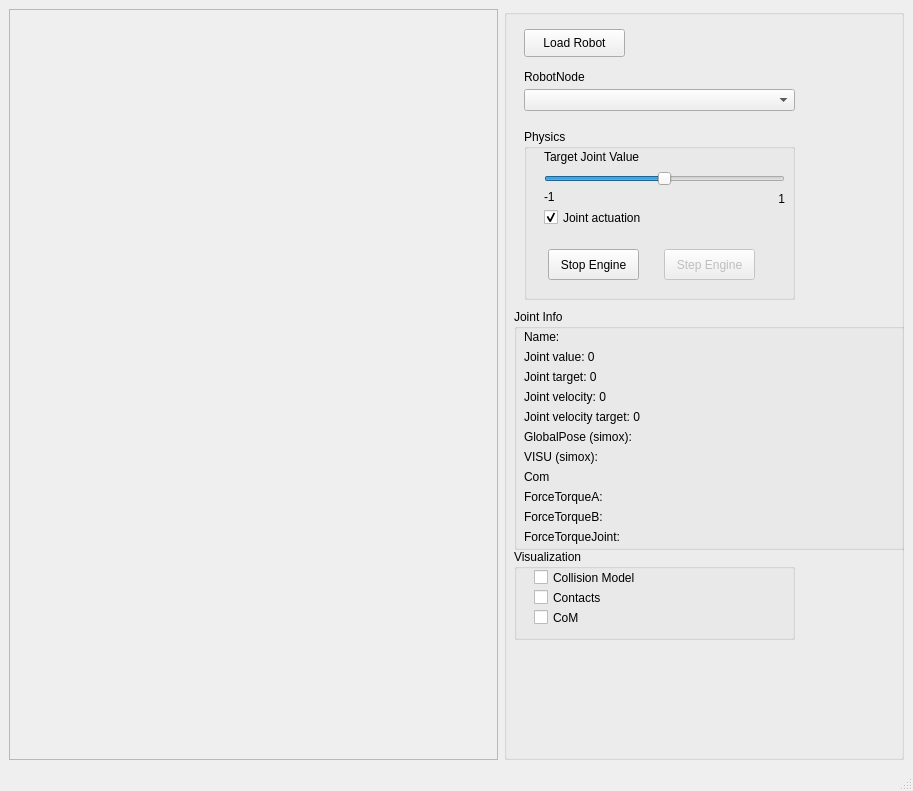
softbankrobotics-research/Simox, file SimDynamics/examples/SimDynamicsViewer/simDynamicsViewer.ui: the form before one commit.
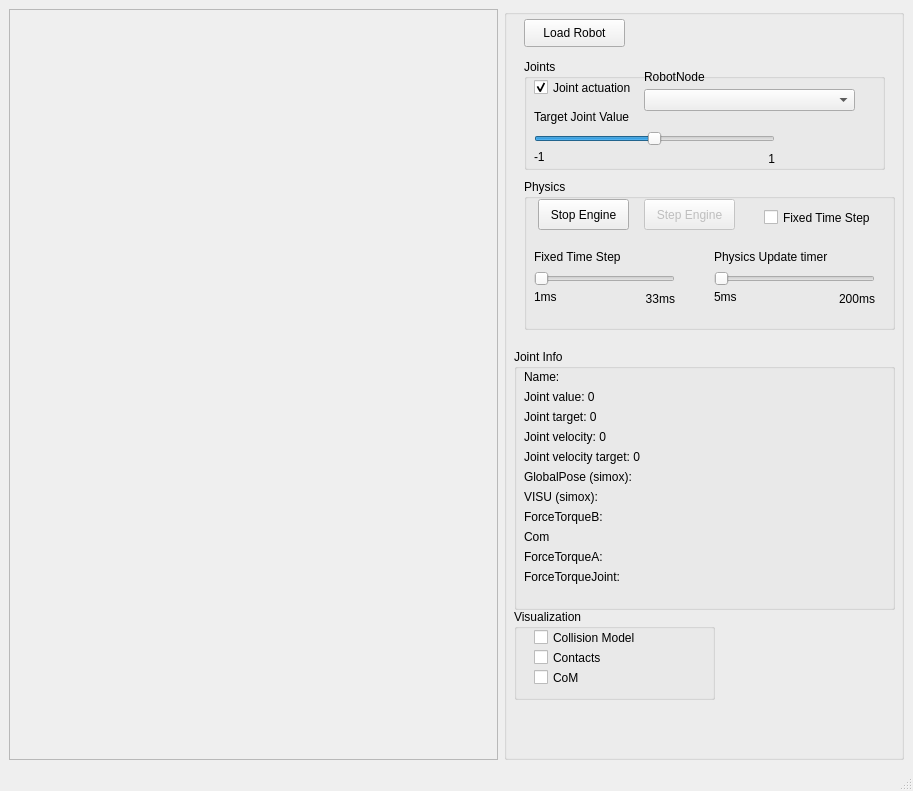
The form after the commit.

Commit message: added some features for adjusting physics update rates and step time to SimDynamicsViewer

What changed in the file:
```diff
--- a/SimDynamics/examples/SimDynamicsViewer/simDynamicsViewer.ui
+++ b/SimDynamics/examples/SimDynamicsViewer/simDynamicsViewer.ui
@@ -30,7 +30,7 @@
        <property name="geometry">
         <rect>
          <x>20</x>
-         <y>20</y>
+         <y>10</y>
          <width>101</width>
          <height>28</height>
         </rect>
@@ -43,9 +43,9 @@
        <property name="geometry">
         <rect>
          <x>10</x>
-         <y>300</y>
-         <width>391</width>
-         <height>241</height>
+         <y>340</y>
+         <width>381</width>
+         <height>261</height>
         </rect>
        </property>
        <property name="title">
@@ -120,7 +120,7 @@
         <property name="geometry">
          <rect>
           <x>10</x>
-          <y>180</y>
+          <y>200</y>
           <width>351</width>
           <height>16</height>
          </rect>
@@ -172,7 +172,7 @@
         <property name="geometry">
          <rect>
           <x>10</x>
-          <y>160</y>
+          <y>180</y>
           <width>261</width>
           <height>16</height>
          </rect>
@@ -181,36 +181,26 @@
          <string>Com</string>
         </property>
        </widget>
-      </widget>
-      <widget class="QComboBox" name="comboBoxRobotNode">
-       <property name="geometry">
-        <rect>
-         <x>20</x>
-         <y>80</y>
-         <width>271</width>
-         <height>22</height>
-        </rect>
-       </property>
-      </widget>
-      <widget class="QLabel" name="label_7">
-       <property name="geometry">
-        <rect>
-         <x>20</x>
-         <y>60</y>
-         <width>131</width>
-         <height>16</height>
-        </rect>
-       </property>
-       <property name="text">
-        <string>RobotNode</string>
-       </property>
+       <widget class="QLabel" name="label_ForceTorqueB">
+        <property name="geometry">
+         <rect>
+          <x>10</x>
+          <y>160</y>
+          <width>361</width>
+          <height>16</height>
+         </rect>
+        </property>
+        <property name="text">
+         <string>ForceTorqueB: </string>
+        </property>
+       </widget>
       </widget>
       <widget class="QGroupBox" name="groupBox_3">
        <property name="geometry">
         <rect>
          <x>10</x>
-         <y>540</y>
-         <width>281</width>
+         <y>600</y>
+         <width>201</width>
          <height>91</height>
         </rect>
        </property>
@@ -261,19 +251,220 @@
        <property name="geometry">
         <rect>
          <x>20</x>
-         <y>120</y>
-         <width>271</width>
-         <height>171</height>
+         <y>170</y>
+         <width>371</width>
+         <height>151</height>
         </rect>
        </property>
        <property name="title">
         <string>Physics</string>
        </property>
+       <widget class="QPushButton" name="pushButtonStartStop">
+        <property name="geometry">
+         <rect>
+          <x>14</x>
+          <y>20</y>
+          <width>91</width>
+          <height>31</height>
+         </rect>
+        </property>
+        <property name="text">
+         <string>Stop Engine</string>
+        </property>
+       </widget>
+       <widget class="QPushButton" name="pushButtonStep">
+        <property name="enabled">
+         <bool>false</bool>
+        </property>
+        <property name="geometry">
+         <rect>
+          <x>120</x>
+          <y>20</y>
+          <width>91</width>
+          <height>31</height>
+         </rect>
+        </property>
+        <property name="text">
+         <string>Step Engine</string>
+        </property>
+       </widget>
+       <widget class="QSlider" name="horizontalSliderUpdateTimer">
+        <property name="geometry">
+         <rect>
+          <x>190</x>
+          <y>90</y>
+          <width>161</width>
+          <height>20</height>
+         </rect>
+        </property>
+        <property name="minimum">
+         <number>5</number>
+        </property>
+        <property name="maximum">
+         <number>200</number>
+        </property>
+        <property name="singleStep">
+         <number>5</number>
+        </property>
+        <property name="pageStep">
+         <number>10</number>
+        </property>
+        <property name="orientation">
+         <enum>Qt::Horizontal</enum>
+        </property>
+       </widget>
+       <widget class="QLabel" name="label_TargetMax_2">
+        <property name="geometry">
+         <rect>
+          <x>270</x>
+          <y>110</y>
+          <width>81</width>
+          <height>20</height>
+         </rect>
+        </property>
+        <property name="layoutDirection">
+         <enum>Qt::RightToLeft</enum>
+        </property>
+        <property name="text">
+         <string>200ms</string>
+        </property>
+        <property name="alignment">
+         <set>Qt::AlignRight|Qt::AlignTrailing|Qt::AlignVCenter</set>
+        </property>
+       </widget>
+       <widget class="QLabel" name="label_TargetMin_2">
+        <property name="geometry">
+         <rect>
+          <x>190</x>
+          <y>110</y>
+          <width>81</width>
+          <height>16</height>
+         </rect>
+        </property>
+        <property name="text">
+         <string>5ms</string>
+        </property>
+       </widget>
+       <widget class="QLabel" name="label_9">
+        <property name="geometry">
+         <rect>
+          <x>190</x>
+          <y>70</y>
+          <width>131</width>
+          <height>16</height>
+         </rect>
+        </property>
+        <property name="text">
+         <string>Physics Update timer</string>
+        </property>
+       </widget>
+       <widget class="QLabel" name="label_TargetMax_3">
+        <property name="geometry">
+         <rect>
+          <x>70</x>
+          <y>110</y>
+          <width>81</width>
+          <height>20</height>
+         </rect>
+        </property>
+        <property name="layoutDirection">
+         <enum>Qt::RightToLeft</enum>
+        </property>
+        <property name="text">
+         <string>33ms</string>
+        </property>
+        <property name="alignment">
+         <set>Qt::AlignRight|Qt::AlignTrailing|Qt::AlignVCenter</set>
+        </property>
+       </widget>
+       <widget class="QLabel" name="label_10">
+        <property name="geometry">
+         <rect>
+          <x>10</x>
+          <y>70</y>
+          <width>131</width>
+          <height>16</height>
+         </rect>
+        </property>
+        <property name="text">
+         <string>Fixed Time Step</string>
+        </property>
+       </widget>
+       <widget class="QSlider" name="horizontalSliderFixedTimeStep">
+        <property name="enabled">
+         <bool>false</bool>
+        </property>
+        <property name="geometry">
+         <rect>
+          <x>10</x>
+          <y>90</y>
+          <width>141</width>
+          <height>20</height>
+         </rect>
+        </property>
+        <property name="minimum">
+         <number>1</number>
+        </property>
+        <property name="maximum">
+         <number>33</number>
+        </property>
+        <property name="singleStep">
+         <number>1</number>
+        </property>
+        <property name="pageStep">
+         <number>10</number>
+        </property>
+        <property name="orientation">
+         <enum>Qt::Horizontal</enum>
+        </property>
+       </widget>
+       <widget class="QLabel" name="label_TargetMin_3">
+        <property name="geometry">
+         <rect>
+          <x>10</x>
+          <y>110</y>
+          <width>81</width>
+          <height>16</height>
+         </rect>
+        </property>
+        <property name="text">
+         <string>1ms</string>
+        </property>
+       </widget>
+       <widget class="QCheckBox" name="checkBoxFixedTimeStep">
+        <property name="geometry">
+         <rect>
+          <x>240</x>
+          <y>30</y>
+          <width>121</width>
+          <height>17</height>
+         </rect>
+        </property>
+        <property name="text">
+         <string>Fixed Time Step</string>
+        </property>
+        <property name="checked">
+         <bool>false</bool>
+        </property>
+       </widget>
+      </widget>
+      <widget class="QGroupBox" name="groupBox_5">
+       <property name="geometry">
+        <rect>
+         <x>20</x>
+         <y>50</y>
+         <width>361</width>
+         <height>111</height>
+        </rect>
+       </property>
+       <property name="title">
+        <string>Joints</string>
+       </property>
        <widget class="QCheckBox" name="checkBoxActuation">
         <property name="geometry">
          <rect>
-          <x>20</x>
-          <y>80</y>
+          <x>10</x>
+          <y>20</y>
           <width>141</width>
           <height>17</height>
          </rect>
@@ -285,24 +476,34 @@
          <bool>true</bool>
         </property>
        </widget>
-       <widget class="QLabel" name="label_8">
+       <widget class="QComboBox" name="comboBoxRobotNode">
         <property name="geometry">
          <rect>
-          <x>20</x>
-          <y>20</y>
+          <x>120</x>
+          <y>30</y>
+          <width>211</width>
+          <height>22</height>
+         </rect>
+        </property>
+       </widget>
+       <widget class="QLabel" name="label_7">
+        <property name="geometry">
+         <rect>
+          <x>120</x>
+          <y>10</y>
           <width>131</width>
           <height>16</height>
          </rect>
         </property>
         <property name="text">
-         <string>Target Joint Value</string>
+         <string>RobotNode</string>
         </property>
        </widget>
        <widget class="QLabel" name="label_TargetMin">
         <property name="geometry">
          <rect>
-          <x>20</x>
-          <y>60</y>
+          <x>10</x>
+          <y>90</y>
           <width>81</width>
           <height>16</height>
          </rect>
@@ -311,11 +512,30 @@
          <string>-1</string>
         </property>
        </widget>
+       <widget class="QLabel" name="label_TargetMax">
+        <property name="geometry">
+         <rect>
+          <x>180</x>
+          <y>90</y>
+          <width>71</width>
+          <height>20</height>
+         </rect>
+        </property>
+        <property name="layoutDirection">
+         <enum>Qt::RightToLeft</enum>
+        </property>
+        <property name="text">
+         <string>1</string>
+        </property>
+        <property name="alignment">
+         <set>Qt::AlignRight|Qt::AlignTrailing|Qt::AlignVCenter</set>
+        </property>
+       </widget>
        <widget class="QSlider" name="horizontalSliderTarget">
         <property name="geometry">
          <rect>
-          <x>20</x>
-          <y>40</y>
+          <x>10</x>
+          <y>70</y>
           <width>241</width>
           <height>19</height>
          </rect>
@@ -330,67 +550,19 @@
          <enum>Qt::Horizontal</enum>
         </property>
        </widget>
-       <widget class="QLabel" name="label_TargetMax">
+       <widget class="QLabel" name="label_8">
         <property name="geometry">
          <rect>
-          <x>190</x>
-          <y>60</y>
-          <width>71</width>
-          <height>20</height>
+          <x>10</x>
+          <y>50</y>
+          <width>131</width>
+          <height>16</height>
          </rect>
         </property>
-        <property name="layoutDirection">
-         <enum>Qt::RightToLeft</enum>
-        </property>
         <property name="text">
-         <string>1</string>
+         <string>Target Joint Value</string>
         </property>
-        <property name="alignment">
-         <set>Qt::AlignRight|Qt::AlignTrailing|Qt::AlignVCenter</set>
-        </property>
        </widget>
-       <widget class="QPushButton" name="pushButtonStartStop">
-        <property name="geometry">
-         <rect>
-          <x>24</x>
-          <y>120</y>
-          <width>91</width>
-          <height>31</height>
-         </rect>
-        </property>
-        <property name="text">
-         <string>Stop Engine</string>
-        </property>
-       </widget>
-       <widget class="QPushButton" name="pushButtonStep">
-        <property name="enabled">
-         <bool>false</bool>
-        </property>
-        <property name="geometry">
-         <rect>
-          <x>140</x>
-          <y>120</y>
-          <width>91</width>
-          <height>31</height>
-         </rect>
-        </property>
-        <property name="text">
-         <string>Step Engine</string>
-        </property>
-       </widget>
-      </widget>
-      <widget class="QLabel" name="label_ForceTorqueB">
-       <property name="geometry">
-        <rect>
-         <x>20</x>
-         <y>500</y>
-         <width>361</width>
-         <height>16</height>
-        </rect>
-       </property>
-       <property name="text">
-        <string>ForceTorqueB: </string>
-       </property>
       </widget>
      </widget>
     </item>
```
Left out of the diff: 2 changed lines with no effect on the pictures. The commit also changes 11 other files.
